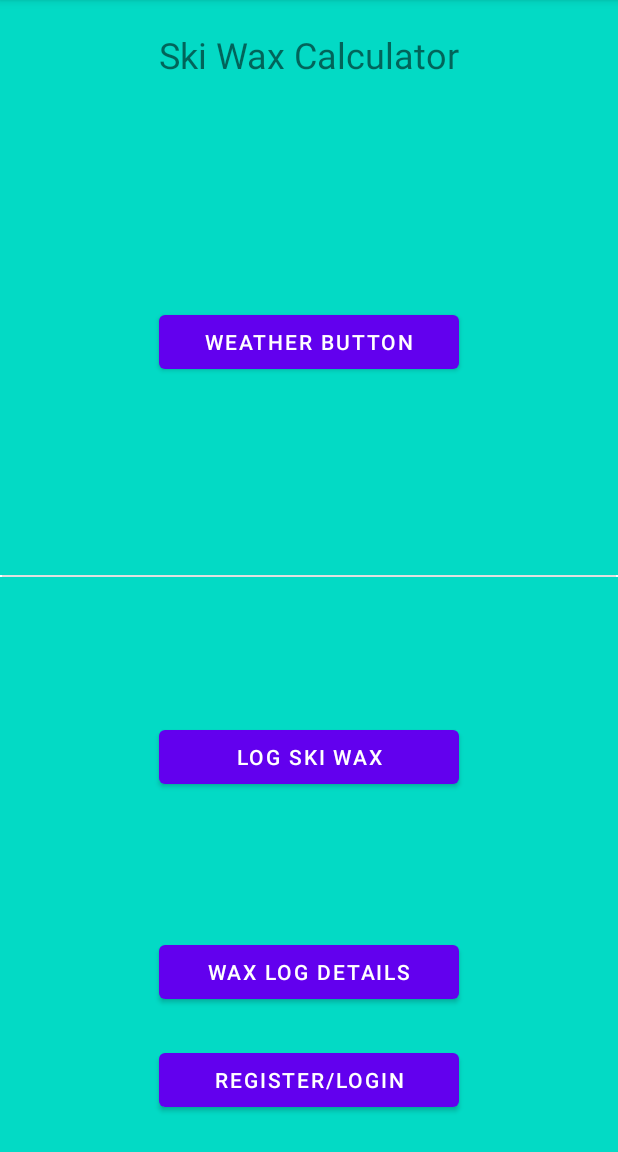
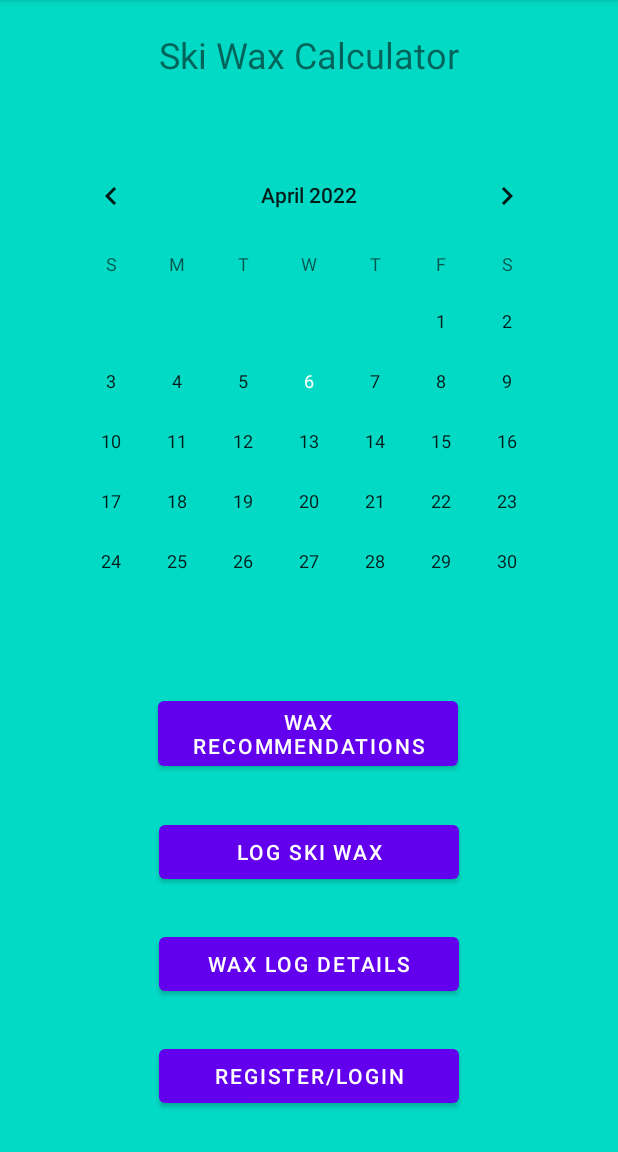
Before and after one commit to ALentini222/COMP3025Assignment, an Android app: the MainActivity screen opened directly, with no data from a screen before it, on a phone screen of 412 x 824 dp, the part 84-1236 px from its top. Run offline under Robolectric (Android 15) with nearby library versions, the phone set to English and light mode, and no system bars.

Commit message:
small changes

```diff
--- a/app/src/main/res/layout/activity_main.xml
+++ b/app/src/main/res/layout/activity_main.xml
@@ -4,73 +4,42 @@
     xmlns:tools="http://schemas.android.com/tools"
     android:layout_width="match_parent"
     android:layout_height="match_parent"
+    android:background="@drawable/rectangle"
     tools:context=".MainActivity">
-
-    <View
-        android:id="@+id/divider"
-        android:layout_width="409dp"
-        android:layout_height="1dp"
-        android:background="?android:attr/listDivider"
-        app:layout_constraintBottom_toBottomOf="parent"
-        app:layout_constraintEnd_toEndOf="parent"
-        app:layout_constraintStart_toStartOf="parent"
-        app:layout_constraintTop_toTopOf="parent" />
-
-    <ImageView
-        android:id="@+id/glideWaxView"
-        android:layout_width="0dp"
-        android:layout_height="0dp"
-        app:layout_constraintBottom_toTopOf="@+id/divider"
-        app:layout_constraintEnd_toEndOf="parent"
-        app:layout_constraintHorizontal_bias="0.0"
-        app:layout_constraintStart_toStartOf="parent"
-        app:layout_constraintTop_toTopOf="parent"
-        app:layout_constraintVertical_bias="0.0"
-        app:srcCompat="@drawable/rectangle" />
-
-    <ImageView
-        android:id="@+id/gripWaxView"
-        android:layout_width="0dp"
-        android:layout_height="0dp"
-        app:layout_constraintBottom_toBottomOf="parent"
-        app:layout_constraintEnd_toEndOf="parent"
-        app:layout_constraintHorizontal_bias="0.0"
-        app:layout_constraintStart_toStartOf="parent"
-        app:layout_constraintTop_toBottomOf="@+id/divider"
-        app:layout_constraintVertical_bias="0.0"
-        app:srcCompat="@drawable/rectangle" />
 
     <TextView
         android:id="@+id/titleText"
-        android:layout_width="400dp"
-        android:layout_height="wrap_content"
+        android:layout_width="246dp"
+        android:layout_height="70dp"
         android:padding="20dp"
         android:text="@string/ski_wax_calculator"
         android:textAlignment="center"
         android:textSize="24sp"
         app:layout_constraintEnd_toEndOf="parent"
         app:layout_constraintStart_toStartOf="parent"
-        app:layout_constraintTop_toTopOf="@+id/glideWaxView" />
+        app:layout_constraintTop_toTopOf="parent" />
 
     <Button
         android:id="@+id/weatherButton"
         android:layout_width="@dimen/button_width"
         android:layout_height="wrap_content"
-        android:text="@string/weather_button"
-        app:layout_constraintBottom_toBottomOf="@+id/glideWaxView"
+        android:text="@string/wax_recommendations"
+        app:layout_constraintBottom_toTopOf="@+id/skiWaxLogButton"
         app:layout_constraintEnd_toEndOf="parent"
+        app:layout_constraintHorizontal_bias="0.497"
         app:layout_constraintStart_toStartOf="parent"
-        app:layout_constraintTop_toBottomOf="@+id/titleText" />
+        app:layout_constraintTop_toBottomOf="@+id/calendarView" />
 
     <Button
         android:id="@+id/waxLogDetailsButton"
         android:layout_width="@dimen/button_width"
         android:layout_height="wrap_content"
         android:text="@string/wax_log_details"
-        app:layout_constraintBottom_toBottomOf="@+id/gripWaxView"
         app:layout_constraintEnd_toEndOf="parent"
         app:layout_constraintStart_toStartOf="parent"
-        app:layout_constraintTop_toBottomOf="@+id/skiWaxLogButton" />
+        app:layout_constraintBottom_toTopOf="@id/registerLogin"
+        app:layout_constraintTop_toBottomOf="@id/skiWaxLogButton"
+        tools:layout_editor_absoluteY="626dp" />
 
     <Button
         android:id="@+id/skiWaxLogButton"
@@ -80,7 +49,7 @@
         app:layout_constraintBottom_toTopOf="@+id/waxLogDetailsButton"
         app:layout_constraintEnd_toEndOf="parent"
         app:layout_constraintStart_toStartOf="parent"
-        app:layout_constraintTop_toBottomOf="@+id/divider" />
+        app:layout_constraintTop_toBottomOf="@id/weatherButton"/>
 
     <Button
         android:id="@+id/registerLogin"
@@ -92,4 +61,13 @@
         app:layout_constraintStart_toStartOf="parent"
         app:layout_constraintTop_toBottomOf="@+id/waxLogDetailsButton" />
 
+    <CalendarView
+        android:id="@+id/calendarView"
+        android:layout_width="wrap_content"
+        android:layout_height="wrap_content"
+        app:layout_constraintEnd_toEndOf="parent"
+        app:layout_constraintStart_toStartOf="parent"
+        app:layout_constraintTop_toBottomOf="@+id/titleText"
+        app:layout_constraintBottom_toTopOf="@id/weatherButton"/>
+
 </androidx.constraintlayout.widget.ConstraintLayout>
--- a/app/src/main/res/values/strings.xml
+++ b/app/src/main/res/values/strings.xml
@@ -113,4 +113,5 @@
     <string name="temp_f">Temp (°F)</string>
     <string name="temp_c">Temp (°C)</string>
     <string name="see_glide_wax">See Glide Wax</string>
+    <string name="wax_recommendations">Wax Recommendations</string>
 </resources>
```
